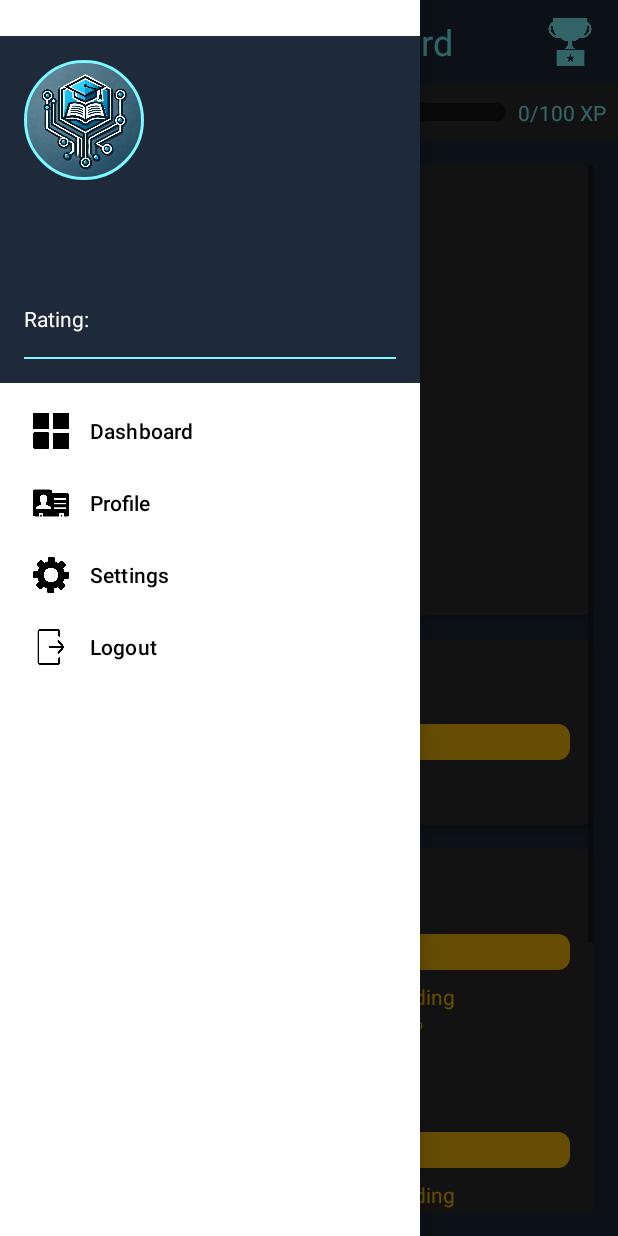
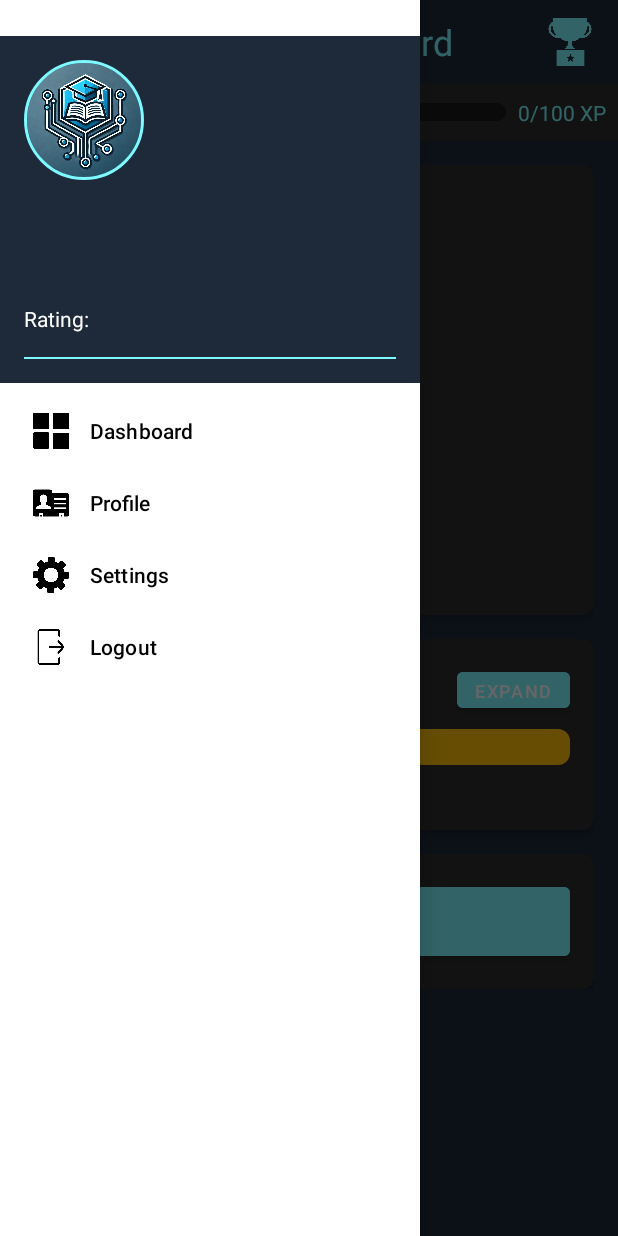
Before and after one commit to Nate1203/CampusConnect_V1, an Android app: the fragment AdminDashboardFragment placed in its activity, with the side drawer open, on a phone screen of 412 x 824 dp. Run offline under Robolectric (Android 15) with nearby library versions, the phone set to English and light mode, and no system bars; our stand-ins replace CircleImageView, Firebase (no records; nobody signed in at launch, a user with empty details on screens opened directly); libraries missing offline, so code that uses them is left out: com.github.mikephil.charting; plain views replace PieChart; 2 statements that could not run were skipped.

Commit message:
Added the clopasable statistics view for the other three bars

```diff
--- a/app/src/main/res/layout/fragment_admin_dashboard.xml
+++ b/app/src/main/res/layout/fragment_admin_dashboard.xml
@@ -142,6 +142,7 @@
                     </LinearLayout>
                 </androidx.cardview.widget.CardView>
 
+
                 <androidx.cardview.widget.CardView
                     android:layout_width="match_parent"
                     android:layout_height="wrap_content"
@@ -155,14 +156,32 @@
                         android:orientation="vertical"
                         android:padding="16dp">
 
+                        <LinearLayout
+                            android:layout_width="match_parent"
+                            android:layout_height="wrap_content"
+                            android:orientation="horizontal"
+                            android:gravity="center_vertical">
 
                             <TextView
-                            android:layout_width="wrap_content"
+                                android:layout_width="0dp"
                                 android:layout_height="wrap_content"
+                                android:layout_weight="1"
                                 android:text="Global Query Completion"
                                 android:textColor="@android:color/white"
-                            android:textSize="18sp"
-                            android:layout_marginBottom="16dp"/>
+                                android:textSize="18sp"/>
+
+                            <Button
+                                android:id="@+id/expandButton"
+                                android:layout_width="wrap_content"
+                                android:layout_height="36dp"
+                                android:text="Expand"
+                                android:textSize="12sp"
+                                android:backgroundTint="@color/electric_blue"
+                                android:textColor="@android:color/white"
+                                android:minWidth="0dp"
+                                android:paddingStart="12dp"
+                                android:paddingEnd="12dp"/>
+                        </LinearLayout>
 
                         <ProgressBar
                             android:id="@+id/queryStatusProgress"
@@ -170,6 +189,7 @@
                             android:layout_width="match_parent"
                             android:layout_height="24dp"
                             android:progressDrawable="@drawable/global_query_progress"
+                            android:layout_marginTop="8dp"
                             android:layout_marginBottom="8dp"/>
 
                         <LinearLayout
@@ -178,14 +198,12 @@
                             android:orientation="horizontal"
                             android:gravity="center">
 
-
                             <TextView
                                 android:id="@+id/solvedText"
-                                android:paddingRight="10dp"
                                 android:layout_width="wrap_content"
                                 android:layout_height="wrap_content"
-                                android:textColor="#28a745"/>
-
+                                android:textColor="#28a745"
+                                android:layout_marginEnd="16dp"/>
 
                             <TextView
                                 android:id="@+id/processingText"
@@ -194,36 +212,21 @@
                                 android:textColor="#17a2b8"
                                 android:layout_marginEnd="16dp"/>
 
-
                             <TextView
                                 android:id="@+id/pendingText"
                                 android:layout_width="wrap_content"
                                 android:layout_height="wrap_content"
-                                android:textColor="#ffc107"
-                                android:layout_marginEnd="16dp"/>
-
+                                android:textColor="#ffc107"/>
                         </LinearLayout>
 
-
-                    </LinearLayout>
-
-
-                </androidx.cardview.widget.CardView>
-
-
-                <androidx.cardview.widget.CardView
-                    android:layout_width="match_parent"
-                    android:layout_height="wrap_content"
-                    android:layout_marginTop="16dp"
-                    app:cardBackgroundColor="@color/card_background"
-                    app:cardCornerRadius="8dp"
-                    app:cardElevation="4dp">
-
+                        <!-- Collapsible section -->
                         <LinearLayout
+                            android:id="@+id/categoryProgressBars"
                             android:layout_width="match_parent"
                             android:layout_height="wrap_content"
                             android:orientation="vertical"
-                        android:padding="16dp">
+                            android:visibility="gone"
+                            android:layout_marginTop="16dp">
 
                             <!-- Campus Queries -->
                             <TextView
@@ -231,29 +234,30 @@
                                 android:layout_height="wrap_content"
                                 android:text="Campus Queries"
                                 android:textColor="@android:color/white"
-                            android:textSize="18sp"
-                            android:layout_marginBottom="16dp"/>
+                                android:textSize="16sp"
+                                android:layout_marginBottom="8dp"/>
 
                             <ProgressBar
                                 android:id="@+id/campusQueryProgress"
                                 style="@style/Widget.AppCompat.ProgressBar.Horizontal"
                                 android:layout_width="match_parent"
-                            android:layout_height="24dp"
+                                android:layout_height="16dp"
                                 android:progressDrawable="@drawable/global_query_progress"
-                            android:layout_marginBottom="8dp"/>
+                                android:layout_marginBottom="4dp"/>
 
                             <LinearLayout
                                 android:layout_width="match_parent"
                                 android:layout_height="wrap_content"
                                 android:orientation="horizontal"
                                 android:gravity="center"
-                            android:layout_marginBottom="24dp">
+                                android:layout_marginBottom="16dp">
 
                                 <TextView
                                     android:id="@+id/campusSolvedText"
                                     android:layout_width="wrap_content"
                                     android:layout_height="wrap_content"
                                     android:textColor="#28a745"
+                                    android:textSize="12sp"
                                     android:layout_marginEnd="16dp"/>
 
                                 <TextView
@@ -261,13 +265,15 @@
                                     android:layout_width="wrap_content"
                                     android:layout_height="wrap_content"
                                     android:textColor="#17a2b8"
+                                    android:textSize="12sp"
                                     android:layout_marginEnd="16dp"/>
 
                                 <TextView
                                     android:id="@+id/campusPendingText"
                                     android:layout_width="wrap_content"
                                     android:layout_height="wrap_content"
-                                android:textColor="#ffc107"/>
+                                    android:textColor="#ffc107"
+                                    android:textSize="12sp"/>
                             </LinearLayout>
 
                             <!-- Student Hub Queries -->
@@ -276,29 +282,30 @@
                                 android:layout_height="wrap_content"
                                 android:text="Student Hub Queries"
                                 android:textColor="@android:color/white"
-                            android:textSize="18sp"
-                            android:layout_marginBottom="16dp"/>
+                                android:textSize="16sp"
+                                android:layout_marginBottom="8dp"/>
 
                             <ProgressBar
                                 android:id="@+id/studentHubQueryProgress"
                                 style="@style/Widget.AppCompat.ProgressBar.Horizontal"
                                 android:layout_width="match_parent"
-                            android:layout_height="24dp"
+                                android:layout_height="16dp"
                                 android:progressDrawable="@drawable/global_query_progress"
-                            android:layout_marginBottom="8dp"/>
+                                android:layout_marginBottom="4dp"/>
 
                             <LinearLayout
                                 android:layout_width="match_parent"
                                 android:layout_height="wrap_content"
                                 android:orientation="horizontal"
                                 android:gravity="center"
-                            android:layout_marginBottom="24dp">
+                                android:layout_marginBottom="16dp">
 
                                 <TextView
                                     android:id="@+id/studentHubSolvedText"
                                     android:layout_width="wrap_content"
                                     android:layout_height="wrap_content"
                                     android:textColor="#28a745"
+                                    android:textSize="12sp"
                                     android:layout_marginEnd="16dp"/>
 
                                 <TextView
@@ -306,13 +313,15 @@
                                     android:layout_width="wrap_content"
                                     android:layout_height="wrap_content"
                                     android:textColor="#17a2b8"
+                                    android:textSize="12sp"
                                     android:layout_marginEnd="16dp"/>
 
                                 <TextView
                                     android:id="@+id/studentHubPendingText"
                                     android:layout_width="wrap_content"
                                     android:layout_height="wrap_content"
-                                android:textColor="#ffc107"/>
+                                    android:textColor="#ffc107"
+                                    android:textSize="12sp"/>
                             </LinearLayout>
 
                             <!-- Alumni Queries -->
@@ -321,16 +330,16 @@
                                 android:layout_height="wrap_content"
                                 android:text="Alumni Queries"
                                 android:textColor="@android:color/white"
-                            android:textSize="18sp"
-                            android:layout_marginBottom="16dp"/>
+                                android:textSize="16sp"
+                                android:layout_marginBottom="8dp"/>
 
                             <ProgressBar
                                 android:id="@+id/alumniQueryProgress"
                                 style="@style/Widget.AppCompat.ProgressBar.Horizontal"
                                 android:layout_width="match_parent"
-                            android:layout_height="24dp"
+                                android:layout_height="16dp"
                                 android:progressDrawable="@drawable/global_query_progress"
-                            android:layout_marginBottom="8dp"/>
+                                android:layout_marginBottom="4dp"/>
 
                             <LinearLayout
                                 android:layout_width="match_parent"
@@ -343,6 +352,7 @@
                                     android:layout_width="wrap_content"
                                     android:layout_height="wrap_content"
                                     android:textColor="#28a745"
+                                    android:textSize="12sp"
                                     android:layout_marginEnd="16dp"/>
 
                                 <TextView
@@ -350,13 +360,16 @@
                                     android:layout_width="wrap_content"
                                     android:layout_height="wrap_content"
                                     android:textColor="#17a2b8"
+                                    android:textSize="12sp"
                                     android:layout_marginEnd="16dp"/>
 
                                 <TextView
                                     android:id="@+id/alumniPendingText"
                                     android:layout_width="wrap_content"
                                     android:layout_height="wrap_content"
-                                android:textColor="#ffc107"/>
+                                    android:textColor="#ffc107"
+                                    android:textSize="12sp"/>
+                            </LinearLayout>
                         </LinearLayout>
                     </LinearLayout>
                 </androidx.cardview.widget.CardView>
```
Lines whose indentation alone changed are shown as unchanged.
